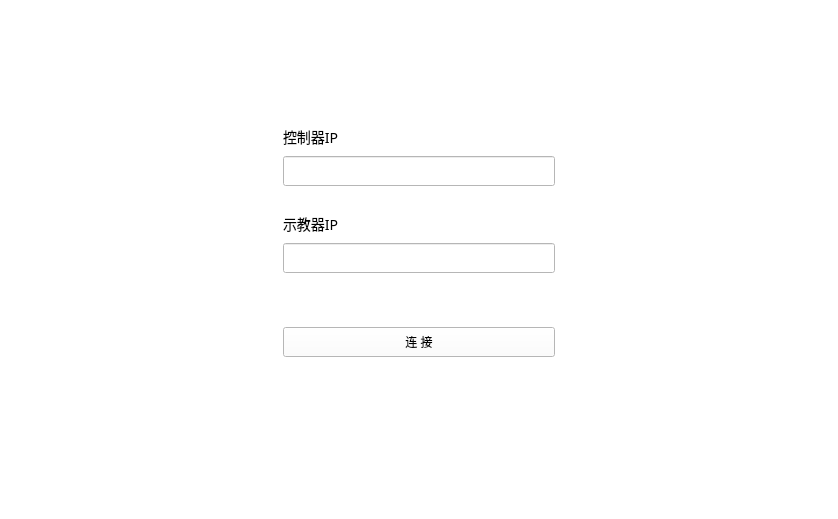
Before: the Qt Designer form client/setwidget.ui in DandiacalMonkey/ltp, drawn with Qt 5.
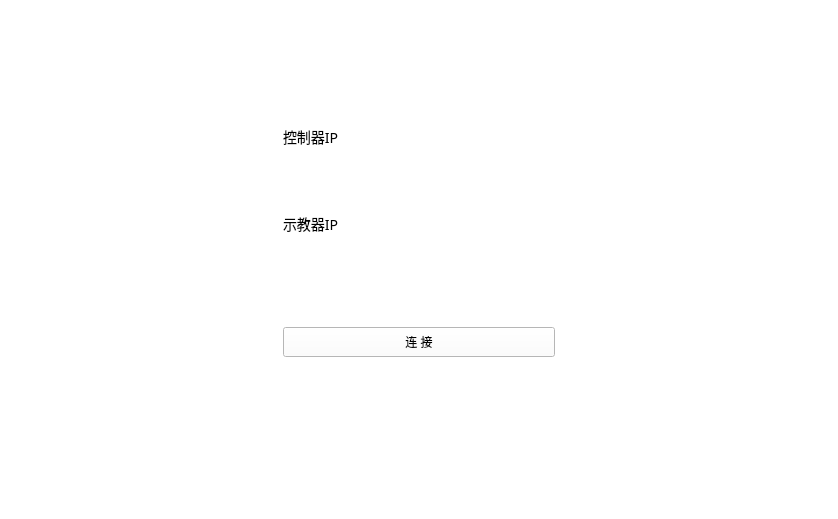
After: the same form once the commit is applied. Custom widgets are drawn as their Qt base class.

Patch:
```diff
--- a/client/setwidget.ui
+++ b/client/setwidget.ui
@@ -86,14 +86,7 @@
          </widget>
         </item>
         <item>
-         <widget class="QLineEdit" name="lineEdit">
-          <property name="minimumSize">
-           <size>
-            <width>0</width>
-            <height>30</height>
-           </size>
-          </property>
-         </widget>
+         <widget class="ltp::base::IPLineEdit" name="controllerIPLineEdit_" native="true"/>
         </item>
         <item>
          <spacer name="verticalSpacer_3">
@@ -122,14 +115,7 @@
          </widget>
         </item>
         <item>
-         <widget class="QLineEdit" name="lineEdit_2">
-          <property name="minimumSize">
-           <size>
-            <width>0</width>
-            <height>30</height>
-           </size>
-          </property>
-         </widget>
+         <widget class="ltp::base::IPLineEdit" name="teachIPLineEdit_" native="true"/>
         </item>
         <item>
          <spacer name="verticalSpacer_4">
@@ -199,6 +185,12 @@
    <extends>QPushButton</extends>
    <header>base/pushbutton.h</header>
   </customwidget>
+  <customwidget>
+   <class>ltp::base::IPLineEdit</class>
+   <extends>QWidget</extends>
+   <header>base/iplineedit.h</header>
+   <container>1</container>
+  </customwidget>
  </customwidgets>
  <resources/>
  <connections/>
```
Left out of the diff: 4 changed lines with no effect on the pictures.
